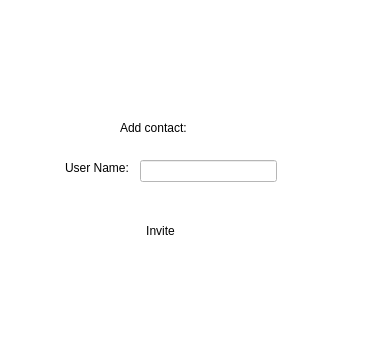
Old version of the form Client/findcontacts.ui in the repository a-mkrv/Chat.
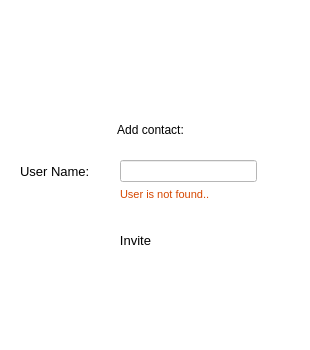
New version of the form. Icons and pictures are not drawn.

The edit to the form file:
```diff
--- a/Client/findcontacts.ui
+++ b/Client/findcontacts.ui
@@ -9,8 +9,8 @@
    <rect>
     <x>0</x>
     <y>0</y>
-    <width>376</width>
-    <height>349</height>
+    <width>310</width>
+    <height>350</height>
    </rect>
   </property>
   <property name="windowTitle">
@@ -38,33 +38,39 @@
   <widget class="QLabel" name="label_2">
    <property name="geometry">
     <rect>
-     <x>120</x>
+     <x>0</x>
      <y>120</y>
-     <width>161</width>
-     <height>16</height>
+     <width>301</width>
+     <height>20</height>
     </rect>
    </property>
    <property name="text">
     <string>Add contact:</string>
    </property>
+   <property name="alignment">
+    <set>Qt::AlignCenter</set>
+   </property>
   </widget>
   <widget class="QPushButton" name="invite_cont_button">
    <property name="geometry">
     <rect>
-     <x>100</x>
-     <y>210</y>
-     <width>121</width>
+     <x>80</x>
+     <y>220</y>
+     <width>111</width>
      <height>41</height>
     </rect>
    </property>
    <property name="font">
     <font>
-     <pointsize>9</pointsize>
+     <pointsize>10</pointsize>
     </font>
    </property>
    <property name="mouseTracking">
     <bool>false</bool>
    </property>
+   <property name="layoutDirection">
+    <enum>Qt::LeftToRight</enum>
+   </property>
    <property name="text">
     <string>Invite</string>
    </property>
@@ -85,33 +91,38 @@
   <widget class="QLabel" name="label">
    <property name="geometry">
     <rect>
-     <x>140</x>
-     <y>182</y>
-     <width>141</width>
+     <x>120</x>
+     <y>184</y>
+     <width>181</width>
      <height>20</height>
     </rect>
    </property>
    <property name="font">
     <font>
-     <pointsize>6</pointsize>
+     <pointsize>8</pointsize>
     </font>
    </property>
    <property name="styleSheet">
-    <string notr="true">color: rgb(96, 125, 139);</string>
+    <string notr="true">color: rgb(214, 71, 0);</string>
    </property>
    <property name="text">
-    <string/>
+    <string>User is not found..</string>
    </property>
   </widget>
   <widget class="QLabel" name="username_label">
    <property name="geometry">
     <rect>
-     <x>65</x>
+     <x>20</x>
      <y>160</y>
-     <width>68</width>
-     <height>16</height>
+     <width>91</width>
+     <height>22</height>
     </rect>
    </property>
+   <property name="font">
+    <font>
+     <pointsize>10</pointsize>
+    </font>
+   </property>
    <property name="text">
     <string>User Name:</string>
    </property>
@@ -119,7 +130,7 @@
   <widget class="QLineEdit" name="username_lineedit">
    <property name="geometry">
     <rect>
-     <x>140</x>
+     <x>120</x>
      <y>160</y>
      <width>137</width>
      <height>22</height>
```
Left out of the diff: 2 changed lines with no effect on the pictures.
